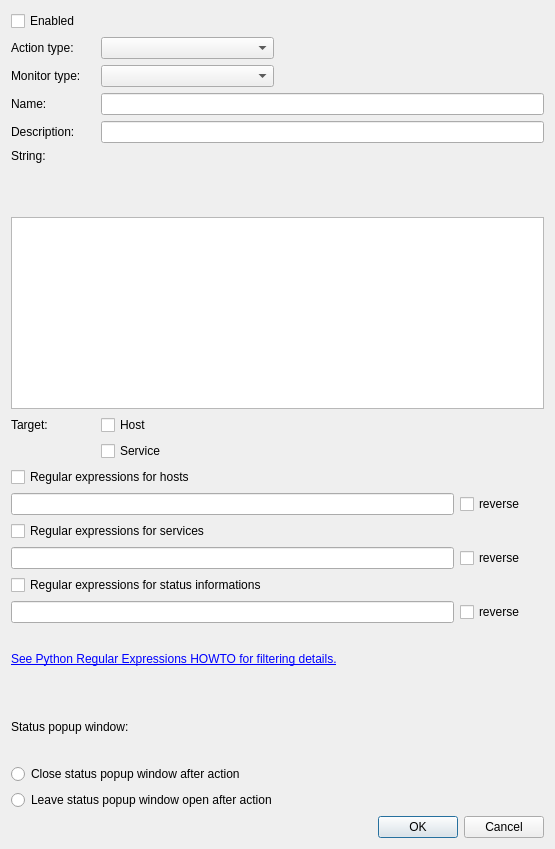
First picture: the form in Nagstamon/Nagstamon/QUI/settings_action.ui, repository HenriWahl/Nagstamon, before the edit.
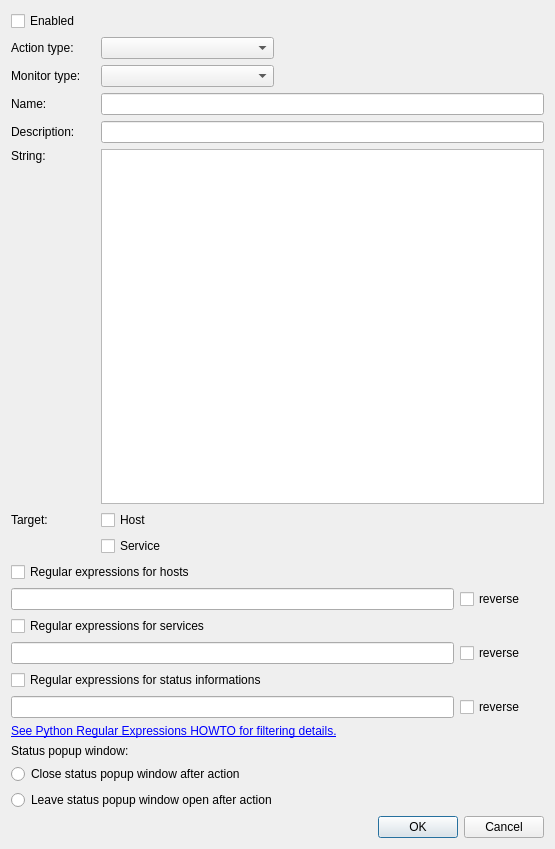
Second picture: the form after the edit.

What changed in the file:
```diff
--- a/Nagstamon/Nagstamon/QUI/settings_action.ui
+++ b/Nagstamon/Nagstamon/QUI/settings_action.ui
@@ -246,7 +246,7 @@
      </property>
     </widget>
    </item>
-   <item row="7" column="0" rowspan="3" colspan="6">
+   <item row="6" column="1" colspan="5">
     <widget class="QTextEdit" name="input_textedit_string">
      <property name="sizePolicy">
       <sizepolicy hsizetype="MinimumExpanding" vsizetype="MinimumExpanding">
```
Left out of the diff: 1 changed line with no effect on the pictures.
